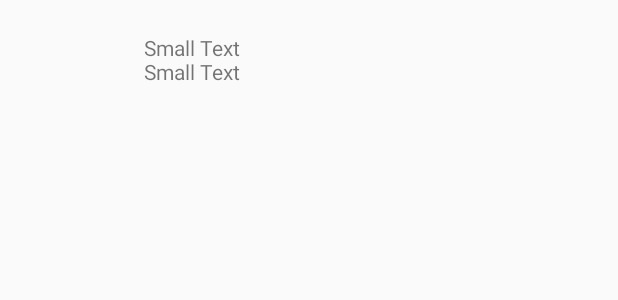
After one commit to RobRoseKnows/android-tutorials, an Android app: the layout list_item_songs.xml on its own in the app's theme, with its tools: preview values and no code run, on a phone screen of 412 x 824 dp. The commit adds this screen. Shown: the top 300 px of the screen. Run offline under Robolectric (Android 15) with nearby library versions, the phone set to English and light mode, and no system bars.

```diff
--- /dev/null
+++ b/SpotifyProject/app/src/main/res/layout/activity_top_songs.xml
@@ -0,0 +1,5 @@
+<fragment xmlns:android="http://schemas.android.com/apk/res/android"
+    xmlns:tools="http://schemas.android.com/tools" android:id="@+id/fragment"
+    android:name="com.example.android.spotifyproject.TopSongsActivityFragment"
+    tools:layout="@layout/fragment_top_songs" android:layout_width="match_parent"
+    android:layout_height="match_parent" />
--- /dev/null
+++ b/SpotifyProject/app/src/main/res/layout/list_item_songs.xml
@@ -0,0 +1,28 @@
+<?xml version="1.0" encoding="utf-8"?>
+<RelativeLayout xmlns:android="http://schemas.android.com/apk/res/android"
+    android:layout_width="match_parent"
+    android:layout_height="?android:attr/listPreferredItemHeightLarge"
+    android:paddingLeft="?android:attr/listPreferredItemPaddingLeft"
+    android:paddingRight="?android:attr/listPreferredItemPaddingRight"
+    android:paddingStart="?android:attr/listPreferredItemPaddingLeft"
+    android:paddingEnd="?android:attr/listPreferredItemPaddingRight"
+    android:gravity="center_vertical">
+    <ImageView
+        android:layout_width="?android:attr/listPreferredItemHeight"
+        android:layout_height="?android:attr/listPreferredItemHeight"
+        android:layout_centerVertical="true"
+        android:id="@+id/songImageView" />
+
+    <TextView
+        android:layout_width="wrap_content"
+        android:layout_height="wrap_content"
+        android:textAppearance="?android:attr/textAppearanceSmall"
+        android:text="Small Text \nSmall Text"
+        android:id="@+id/songTextView"
+        android:layout_centerInParent="true"
+        android:layout_marginLeft="?android:attr/listPreferredItemPaddingRight"
+        android:layout_marginStart="?android:attr/listPreferredItemPaddingRight"
+        android:layout_toRightOf="@+id/songImageView"
+        android:layout_toEndOf="@+id/songImageView" />
+
+</RelativeLayout>
--- a/SpotifyProject/app/src/main/res/values/strings.xml
+++ b/SpotifyProject/app/src/main/res/values/strings.xml
@@ -2,4 +2,7 @@
     <string name="app_name">Spotify Project</string>
     <string name="hello_world">Hello world!</string>
     <string name="action_settings">Settings</string>
+    <string name="title_activity_top_songs">Top 10 Tracks</string>
+    <string name="no_artists_found">No Artists Found</string>
+    <string name="no_tracks_found">No Top Tracks Found</string>
 </resources>
```
Also changed, not shown: SpotifyProject/app/src/main/AndroidManifest.xml (+9 -0 lines), SpotifyProject/app/src/main/java/com/example/android/spotifyproject/MainActivityFragment.java (+24 -5 lines), SpotifyProject/app/src/main/java/com/example/android/spotifyproject/TopSongsActivity.java (added, +38 -0 lines), SpotifyProject/app/src/main/java/com/example/android/spotifyproject/TopSongsActivityFragment.java (added, +108 -0 lines), SpotifyProject/app/src/main/java/com/example/android/spotifyproject/TrackItemAdapter.java (added, +76 -0 lines), SpotifyProject/app/src/main/res/layout/fragment_top_songs.xml (added, +16 -0 lines), SpotifyProject/app/src/main/res/menu/menu_top_songs.xml (added, +7 -0 lines), 4 other files.
